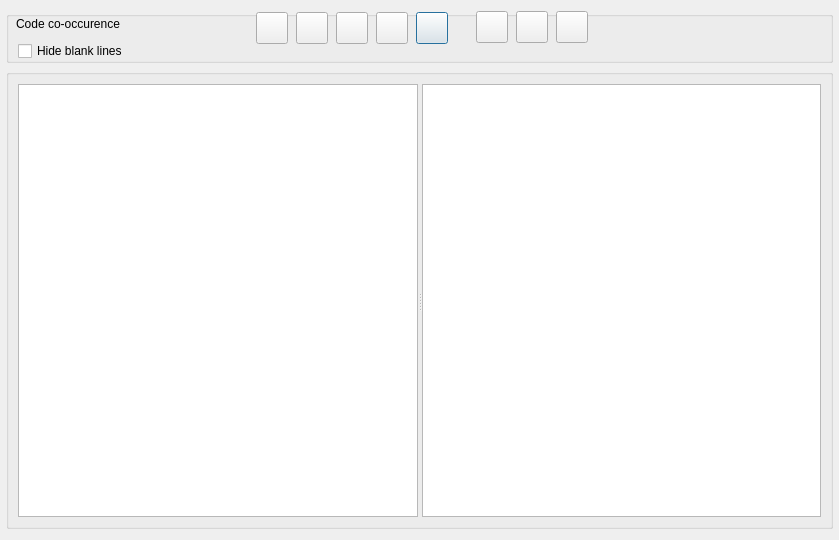
Before: the Qt Designer form src/GUI_UIs/ui_dialog_cooccurrence.ui in ccbogel/QualCoder, drawn with Qt 5.
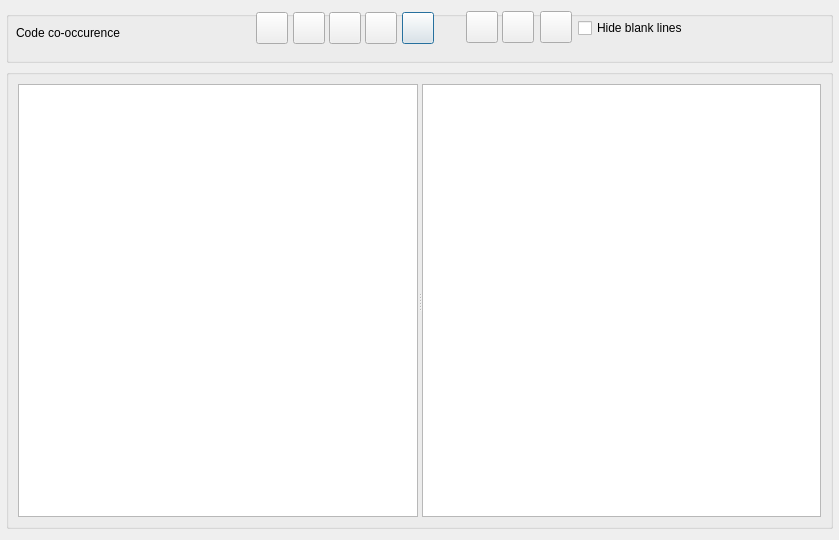
After: the same form once the commit is applied.

Commit message: fix widget pos

What changed in the file:
```diff
--- a/src/GUI_UIs/ui_dialog_cooccurrence.ui
+++ b/src/GUI_UIs/ui_dialog_cooccurrence.ui
@@ -45,20 +45,20 @@
        <rect>
         <x>10</x>
         <y>2</y>
-        <width>211</width>
-        <height>22</height>
+        <width>231</width>
+        <height>40</height>
        </rect>
       </property>
       <property name="minimumSize">
        <size>
         <width>0</width>
-        <height>22</height>
+        <height>40</height>
        </size>
       </property>
       <property name="maximumSize">
        <size>
         <width>16777213</width>
-        <height>22</height>
+        <height>40</height>
        </size>
       </property>
       <property name="toolTip">
@@ -74,7 +74,7 @@
      <widget class="QPushButton" name="pushButton_export">
       <property name="geometry">
        <rect>
-        <x>410</x>
+        <x>396</x>
         <y>1</y>
         <width>32</width>
         <height>32</height>
@@ -102,9 +102,9 @@
      <widget class="QCheckBox" name="checkBox_hide_blanks">
       <property name="geometry">
        <rect>
-        <x>12</x>
-        <y>30</y>
-        <width>231</width>
+        <x>572</x>
+        <y>7</y>
+        <width>241</width>
         <height>20</height>
        </rect>
       </property>
@@ -143,7 +143,7 @@
      <widget class="QPushButton" name="pushButton_select_categories">
       <property name="geometry">
        <rect>
-        <x>370</x>
+        <x>359</x>
         <y>1</y>
         <width>32</width>
         <height>32</height>
@@ -171,7 +171,7 @@
      <widget class="QPushButton" name="pushButton_select_codes">
       <property name="geometry">
        <rect>
-        <x>330</x>
+        <x>323</x>
         <y>1</y>
         <width>32</width>
         <height>32</height>
@@ -199,7 +199,7 @@
      <widget class="QPushButton" name="pushButton_file_attributes">
       <property name="geometry">
        <rect>
-        <x>290</x>
+        <x>287</x>
         <y>1</y>
         <width>32</width>
         <height>32</height>
@@ -227,7 +227,7 @@
      <widget class="QPushButton" name="pushButton_export_gephi">
       <property name="geometry">
        <rect>
-        <x>550</x>
+        <x>534</x>
         <y>0</y>
         <width>32</width>
         <height>32</height>
@@ -255,7 +255,7 @@
      <widget class="QPushButton" name="pushButton_export_coocurrence_graph">
       <property name="geometry">
        <rect>
-        <x>470</x>
+        <x>460</x>
         <y>0</y>
         <width>32</width>
         <height>32</height>
@@ -284,7 +284,7 @@
      <widget class="QPushButton" name="pushButton_export_cluster_graph">
       <property name="geometry">
        <rect>
-        <x>510</x>
+        <x>496</x>
         <y>0</y>
         <width>32</width>
         <height>32</height>
```
Left out of the diff: 3 changed lines with no effect on the pictures.
